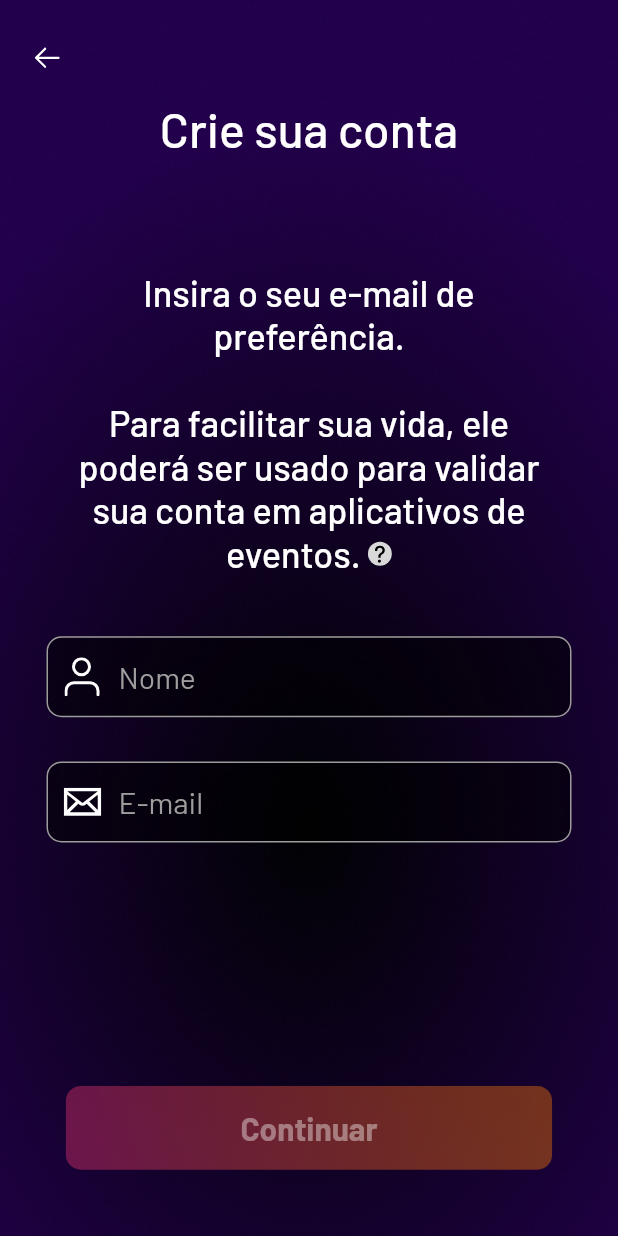
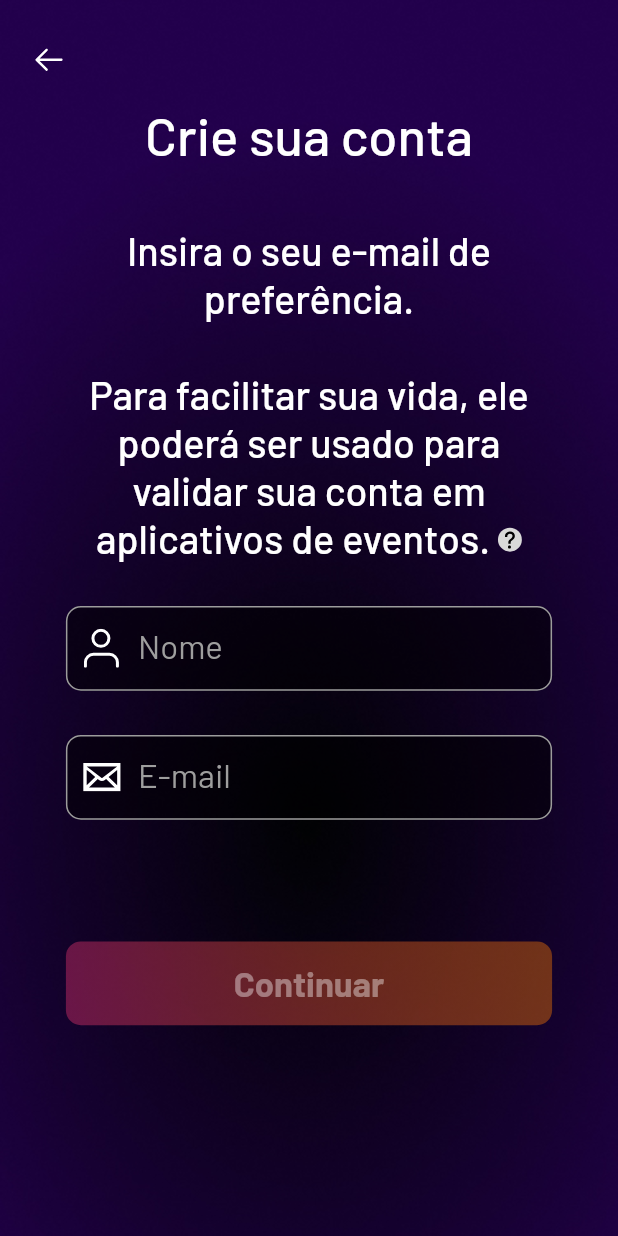
Before and after one commit to lucasclaros/mepaga_ai, a Flutter app: the RegisterEmailView screen opened directly, on a phone screen of 412 x 824 dp. Run offline on Flutter 3.47's test engine with Material 2 defaults, Android fonts, the phone set to English and light mode, and no system bars; drawn by our look-alikes of auto_size_text, styled_text; our stand-ins replace another_flushbar, bloc, dio, email_validator, flutter_bloc, flutter_screenutil and 8 more; accounts and stored records are empty.

Commit message:
refact: register and login basic

```diff
--- a/lib/presentation/auth/register/email/view/register_email_view.dart
+++ b/lib/presentation/auth/register/email/view/register_email_view.dart
@@ -4,6 +4,7 @@ import 'dart:math';
 
 import 'package:email_validator/email_validator.dart';
 import 'package:flutter/material.dart';
+import 'package:flutter_screenutil/flutter_screenutil.dart';
 import 'package:go_router/go_router.dart';
 import 'package:google_fonts/google_fonts.dart';
 import 'package:mepaga_ai/common/routing.dart';
@@ -13,7 +14,6 @@ import 'package:mepaga_ai/presentation/common/mpg_button.dart';
 import 'package:mepaga_ai/presentation/common/mpg_header.dart';
 import 'package:mepaga_ai/presentation/common/mpg_scaffold.dart';
 import 'package:mepaga_ai/presentation/common/mpg_textfield.dart';
-import 'package:mepaga_ai/presentation/common/responsivity.dart';
 import 'package:mepaga_ai/presentation/common/themes/assets/mpg_assets_paths.dart';
 import 'package:mepaga_ai/presentation/common/themes/colors/mpg_colors.dart';
 import 'package:mepaga_ai/presentation/common/themes/text_styles/mpg_text_styles.dart';
@@ -53,37 +53,34 @@ class RegisterEmailViewState extends State<RegisterEmailView> {
 
   @override
   Widget build(BuildContext context) {
-    final height = MediaQuery.of(context).size.height - kToolbarHeight;
-
     return MPGScaffold(
-      child: SizedBox(
-        height: max(height, 812),
       child: SingleChildScrollView(
         child: Column(
           children: [
             const MPGHeader(title: 'Crie sua conta'),
-              SizedBox(height: context.responsiveHeight(75)),
-              SizedBox(
-                width: context.responsiveWidth(300),
-                child: StyledText(
+            Padding(
+              padding: EdgeInsets.symmetric(horizontal: 40.w),
+              child: Column(
+                children: [
+                  SizedBox(height: 40.h),
+                  StyledText(
                     text: 'Insira o seu e-mail de preferência.\n\n'
                         'Para facilitar sua vida, ele poderá ser usado para validar '
                         'sua conta em aplicativos de eventos. <doubt/>',
                     tags: {
                       'doubt': StyledTextWidgetTag(
                         const ModalInfo(),
-                      size: Size.square(min(context.responsiveWidth(25), 25)),
+                        size: Size.square(min(25.w, 25)),
                       ),
                     },
                     style: GoogleFonts.barlow(
-                    fontSize: 24,
+                      fontSize: 24.sp,
                       fontWeight: FontWeight.w500,
                       color: Colors.white,
                     ),
                     textAlign: TextAlign.center,
                   ),
-              ),
-              SizedBox(height: context.responsiveHeight(40)),
+                  SizedBox(height: 28.h),
                   MPGTextField(
                     controller: _nameController,
                     isPassword: false,
@@ -109,7 +106,7 @@ class RegisterEmailViewState extends State<RegisterEmailView> {
                       });
                     },
                   ),
-              SizedBox(height: context.responsiveHeight(29)),
+                  SizedBox(height: 29.h),
                   MPGTextField(
                     controller: _emailController,
                     focusNode: _emailFocusNode,
@@ -135,7 +132,10 @@ class RegisterEmailViewState extends State<RegisterEmailView> {
                       });
                     },
                   ),
-              SizedBox(height: context.responsiveHeight(160)),
+                ],
+              ),
+            ),
+            SizedBox(height: min(100, 80.h)),
             MPGButton(
               onPressed: _isEmailValid && _isNameValid
                   ? () {
@@ -155,9 +155,8 @@ class RegisterEmailViewState extends State<RegisterEmailView> {
                     : MPGTextStyles.of(context).mpgColoredButtonDisabled,
               ),
             ),
-              SizedBox(height: context.responsiveHeight(40)),
+            SizedBox(height: 80.h),
           ],
-          ),
         ),
       ),
     );
--- a/lib/presentation/common/mpg_confirmation_check.dart
+++ b/lib/presentation/common/mpg_confirmation_check.dart
@@ -1,8 +1,8 @@
 import 'dart:math';
 
 import 'package:flutter/material.dart';
+import 'package:flutter_screenutil/flutter_screenutil.dart';
 import 'package:mepaga_ai/presentation/common/mpg_checkbox.dart';
-import 'package:mepaga_ai/presentation/common/responsivity.dart';
 
 class MPGConfirmationCheck extends StatefulWidget {
   const MPGConfirmationCheck({
@@ -24,9 +24,9 @@ class _MPGConfirmationCheckState extends State<MPGConfirmationCheck> {
   @override
   Widget build(BuildContext context) {
     return Container(
-      width: min(context.responsiveWidth(300), 400),
+      width: min(300.w, 400),
       padding: EdgeInsets.symmetric(
-        horizontal: context.responsiveWidth(20),
+        horizontal: 20.w,
         vertical: 25,
       ),
       child: Row(
--- a/lib/presentation/common/mpg_header.dart
+++ b/lib/presentation/common/mpg_header.dart
@@ -1,9 +1,8 @@
 import 'package:auto_size_text/auto_size_text.dart';
 import 'package:flutter/material.dart';
+import 'package:flutter_screenutil/flutter_screenutil.dart';
 import 'package:flutter_svg/flutter_svg.dart';
 import 'package:go_router/go_router.dart';
-import 'package:mepaga_ai/presentation/common/responsive_layout.dart';
-import 'package:mepaga_ai/presentation/common/responsivity.dart';
 import 'package:mepaga_ai/presentation/common/themes/assets/mpg_assets_paths.dart';
 import 'package:mepaga_ai/presentation/common/themes/text_styles/mpg_text_styles.dart';
 
@@ -21,33 +20,28 @@ class MPGHeader extends StatelessWidget {
   Widget build(BuildContext context) {
     return Column(
       children: [
-        const SizedBox(height: 10),
+        SizedBox(height: 10.h),
         GestureDetector(
           onTap: () => GoRouter.of(context).pop(),
           child: Container(
             alignment: Alignment.centerLeft,
             width: MediaQuery.of(context).size.width,
             padding: EdgeInsets.symmetric(
-              vertical: context.responsiveHeight(16),
-              horizontal: context.responsiveWidth(18),
+              vertical: 16.h,
+              horizontal: 18.w,
             ),
             child: Visibility(
               visible: isBackButtonVisible,
               child: SvgPicture.asset(
                 MPGAssetsPaths.of(context).backButton,
-                width: 24,
+                width: 24.w,
               ),
             ),
           ),
         ),
-        // SizedBox(
-        //   height: context.responsiveHeight(30),
-        // ),
         AutoSizeText(
           title,
-          style: ResponsiveLayout.isDesktop(context)
-              ? MPGTextStyles.of(context).verificationHeaderTitleWeb
-              : MPGTextStyles.of(context).verificationHeaderTitleMobile,
+          style: MPGTextStyles.of(context).verificationHeaderTitleMobile,
           textAlign: TextAlign.center,
         ),
       ],
--- a/lib/presentation/common/mpg_textfield.dart
+++ b/lib/presentation/common/mpg_textfield.dart
@@ -3,6 +3,7 @@
 import 'dart:math';
 
 import 'package:flutter/material.dart';
+import 'package:flutter_screenutil/flutter_screenutil.dart';
 import 'package:flutter_svg/flutter_svg.dart';
 import 'package:google_fonts/google_fonts.dart';
 import 'package:mepaga_ai/presentation/common/responsive_layout.dart';
@@ -84,16 +85,15 @@ class _MPGTextFieldState extends State<MPGTextField> {
               style: GoogleFonts.barlow(
                 fontWeight: FontWeight.w500,
                 color: Colors.white.withOpacity(0.8),
-                fontSize: 20,
+                fontSize: 20.sp,
               ),
             ),
           ),
         ),
         SizedBox(
-          width: widget.width ?? min(context.responsiveWidth(350), 350),
-          height: widget.height,
+          width: widget.width ?? 295.w,
           child: TextFormField(
-            scrollPadding: const EdgeInsets.only(bottom: 50),
+            scrollPadding: EdgeInsets.only(bottom: 50.h),
             cursorColor: Colors.white,
             onChanged: (text) => {
               setState(() {
@@ -115,7 +115,6 @@ class _MPGTextFieldState extends State<MPGTextField> {
               filled: true,
               fillColor: Colors.black.withOpacity(0.5),
               prefixIcon: IconButton(
-                splashRadius: 0.01,
                 icon: SvgPicture.asset(
                   getPrefixIcon(),
                   color:
@@ -146,7 +145,7 @@ class _MPGTextFieldState extends State<MPGTextField> {
               errorText: widget.errorText,
               errorStyle: GoogleFonts.barlow(
                 color: const Color(0xffd30000),
-                fontSize: 14,
+                fontSize: 14.sp,
                 fontWeight: FontWeight.w400,
               ),
               errorBorder: OutlineInputBorder(
@@ -155,14 +154,13 @@ class _MPGTextFieldState extends State<MPGTextField> {
                 ),
                 borderRadius: BorderRadius.circular(10),
               ),
-              contentPadding: const EdgeInsets.symmetric(
-                horizontal: 22,
-                vertical: 15,
+              contentPadding: EdgeInsets.symmetric(
+                vertical: 17.h,
               ),
               hintText: widget.hintText,
               hintStyle: GoogleFonts.barlow(
                 color: Colors.grey,
-                fontSize: 20,
+                fontSize: 20.sp,
               ),
               enabledBorder: OutlineInputBorder(
                 borderSide: const BorderSide(
@@ -187,10 +185,9 @@ class _MPGTextFieldState extends State<MPGTextField> {
               ),
             ),
             style: GoogleFonts.barlow(
-              color: ResponsiveLayout.isDesktop(context)
-                  ? Colors.black
-                  : Colors.white,
-              fontSize: 20,
+              color: Colors.white,
+              fontSize: 20.sp,
+              height: 1,
             ),
           ),
         ),
--- a/lib/presentation/common/themes/app_theme_interface.dart
+++ b/lib/presentation/common/themes/app_theme_interface.dart
@@ -39,17 +39,11 @@ abstract class IAppTextStyles {
 
   TextStyle get emailVerificationDescription;
 
-  TextStyle get policyNormalDescriptionWeb;
-
   TextStyle get policyNormalDescriptionMobile;
 
   TextStyle get policyColoredDescription;
 
-  TextStyle get verificationHeaderTitleWeb;
-
   TextStyle get verificationHeaderTitleMobile;
-
-  TextStyle get emailVerificationDescriptionWeb;
 
   TextStyle get emailVerificationDescriptionMobile;
 
--- a/lib/presentation/common/themes/text_styles/mpg_text_styles.dart
+++ b/lib/presentation/common/themes/text_styles/mpg_text_styles.dart
@@ -72,50 +72,29 @@ class MPGTextStyles implements IAppTextStyles {
   @override
   TextStyle get mpgColoredButtonDisabled => GoogleFonts.barlow(
         color: white04,
-        fontSize: 21,
+        fontSize: 21.sp,
         fontWeight: FontWeight.w700,
       );
 
   @override
   TextStyle get policyColoredDescription => GoogleFonts.barlow(
         color: orangePantone,
-        fontSize: 18,
+        fontSize: 18.sp,
         fontWeight: FontWeight.w700,
-      );
-
-  @override
-  TextStyle get policyNormalDescriptionWeb => GoogleFonts.barlow(
-        color: black,
-        fontSize: 18,
-        fontWeight: FontWeight.w400,
       );
 
   @override
   TextStyle get policyNormalDescriptionMobile => GoogleFonts.barlow(
         color: white,
-        fontSize: 18,
+        fontSize: 18.sp,
         fontWeight: FontWeight.w400,
-      );
-
-  @override
-  TextStyle get verificationHeaderTitleWeb => GoogleFonts.barlow(
-        color: black,
-        fontSize: 32,
-        fontWeight: FontWeight.w500,
       );
 
   @override
   TextStyle get verificationHeaderTitleMobile => GoogleFonts.barlow(
         color: white,
-        fontSize: 32,
+        fontSize: 32.sp,
         fontWeight: FontWeight.w500,
-      );
-
-  @override
-  TextStyle get emailVerificationDescriptionWeb => GoogleFonts.barlow(
-        color: black,
-        fontSize: 18,
-        fontWeight: FontWeight.w400,
       );
 
   @override
```
Also changed, not shown: lib/common/routing.dart (+7 -16 lines), lib/presentation/auth/login/login_page.dart (deleted, +0 -21 lines), lib/presentation/auth/login/view/login_view.dart (+5 -10 lines), lib/presentation/auth/otp_verification/view/otp_verification_view.dart (+2 -5 lines), lib/presentation/auth/register/email/register_email_page.dart (deleted, +0 -21 lines), lib/presentation/auth/register/password/register_password_page.dart (deleted, +0 -26 lines), lib/presentation/auth/register/password/view/register_password_view.dart (+19 -17 lines), lib/presentation/common/mpg_checkbox.dart (+5 -7 lines). Lines whose indentation alone changed are shown as unchanged.
